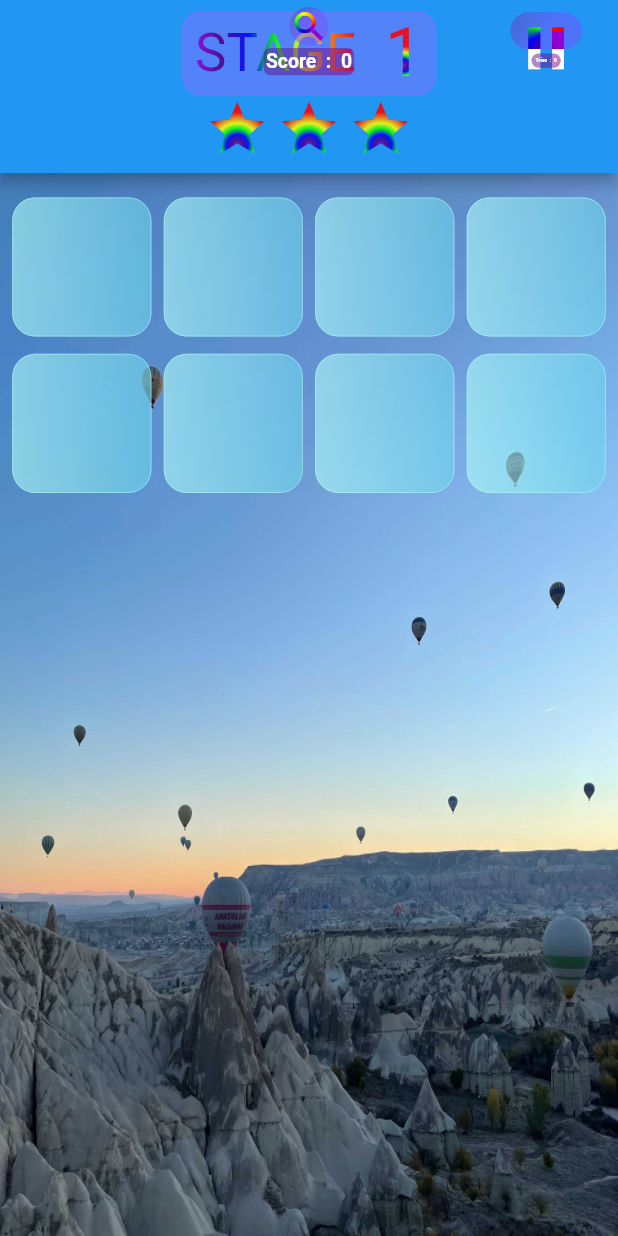
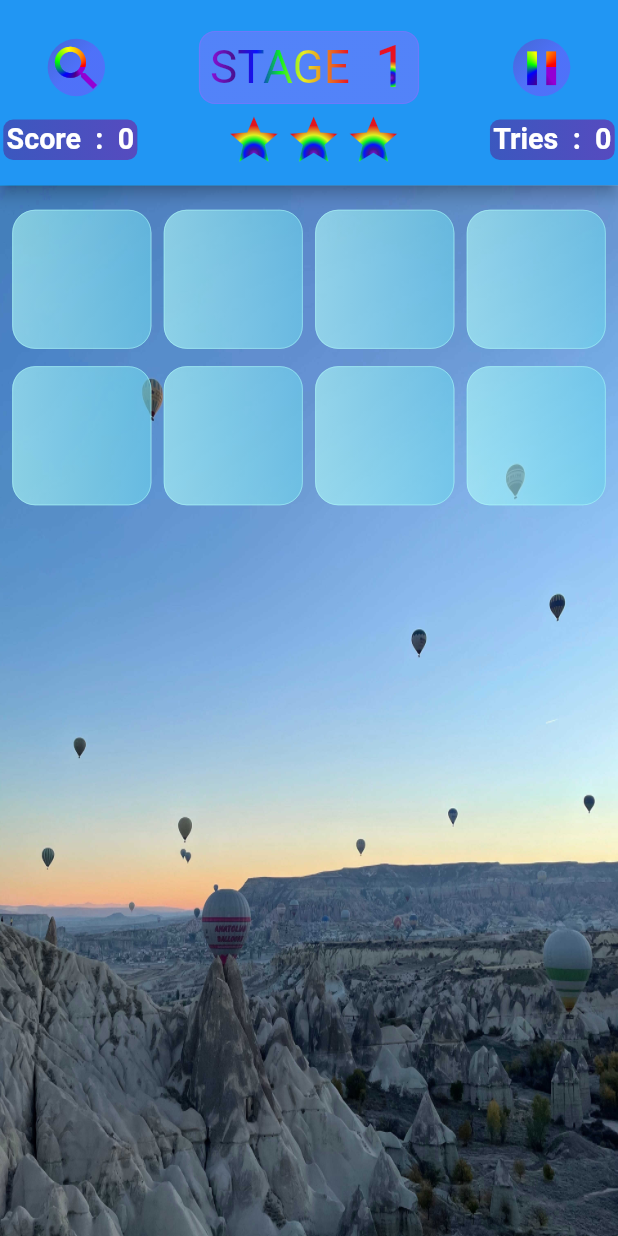
Before and after one commit to yuksel-root/flutter_memory_game, a Flutter app: the screen it shows after launch, on a phone screen of 412 x 824 dp. Run offline on Flutter 3.47's test engine with Material 2 defaults, Android fonts, the phone set to English and light mode, and no system bars.

Commit message:
update appBar widgets in gameView

```diff
--- a/lib/view/game_view.dart
+++ b/lib/view/game_view.dart
@@ -30,7 +30,7 @@ class _GameViewState extends State<GameView> {
     return Scaffold(
         backgroundColor: const Color(0xFFe55870),
         appBar: CustomAppBar(
-          dynamicPreferredSize: context.dynamicHeight(0.14),
+          dynamicPreferredSize: context.dynamicHeight(0.15),
           appBar: gameAppBarWidget(context, readGameView),
         ),
         body: Center(
@@ -61,84 +61,60 @@ class _GameViewState extends State<GameView> {
 
   AppBar gameAppBarWidget(BuildContext context, GameViewModel readGameView) {
     return AppBar(
-      flexibleSpace: centerAppBarWidgets(context),
-      actions: [actionsAppBarWidgets(readGameView, context)],
-      leading: leadingAppBarWidgets(readGameView, context),
-      leadingWidth: context.dynamicWidth(2),
+      flexibleSpace: centerAppBarWidgets(context, readGameView),
     );
   }
 
-  SizedBox actionsAppBarWidgets(
-      GameViewModel readGameView, BuildContext context) {
-    return SizedBox(
+  FittedBox centerAppBarWidgets(BuildContext context, readGameView) {
+    return FittedBox(
       child: Padding(
-        padding: EdgeInsets.all(
-            context.dynamicHeight(0.004) * context.dynamicWidth(0.006)),
+        padding: EdgeInsets.only(top: context.dynamicHeight(0.014)),
         child: Column(
+          mainAxisAlignment: MainAxisAlignment.spaceAround,
+          crossAxisAlignment: CrossAxisAlignment.center,
           children: [
-            Expanded(
-                flex: 5, child: elevatedBtnPauseWidget(readGameView, context)),
-            Expanded(
-                flex: 3,
-                child: ScoreBoard(
-                    title: "Tries", info: readGameView.getTries.toString())),
+            Wrap(
+              alignment: WrapAlignment.spaceEvenly,
+              crossAxisAlignment: WrapCrossAlignment.center,
+              spacing: context.dynamicWidth(0.15),
+              children: [
+                elevatedBtnPeekCards(readGameView, context),
+                gameLevelWidget(),
+                elevatedBtnPauseWidget(readGameView, context),
+              ],
+            ),
+            SizedBox(
+              height: context.dynamicHeight(0.007),
+            ),
+            FittedBox(
+              child: Wrap(
+                alignment: WrapAlignment.spaceEvenly,
+                crossAxisAlignment: WrapCrossAlignment.center,
+                spacing: context.dynamicWidth(0.17),
+                children: [
+                  ScoreBoard(
+                      title: "Score", info: readGameView.getScore.toString()),
+                  gradientThreeStarXd(),
+                  ScoreBoard(
+                      title: "Tries", info: readGameView.getTries.toString())
+                ],
+              ),
+            ),
           ],
         ),
       ),
     );
   }
 
-  FittedBox leadingAppBarWidgets(
-      GameViewModel readGameView, BuildContext context) {
-    return FittedBox(
-      child: Padding(
-        padding: EdgeInsets.all(
-            context.dynamicHeight(0.004) * context.dynamicWidth(0.006)),
-        child: Column(
-          children: [
-            FittedBox(
-              child: elevatedBtnPeekCards(readGameView, context),
-            ),
-            FittedBox(
-                child: ScoreBoard(
-                    title: "Score", info: readGameView.getScore.toString())),
-          ],
-        ),
-      ),
-    );
-  }
-
-  FittedBox centerAppBarWidgets(BuildContext context) {
-    return FittedBox(
-      child: Padding(
-        padding: EdgeInsets.all(
-            context.dynamicHeight(0.004) * context.dynamicWidth(0.006)),
-        child: Column(
-          crossAxisAlignment: CrossAxisAlignment.center,
-          mainAxisAlignment: MainAxisAlignment.center,
-          children: [
-            FittedBox(
-              child: gameLevelWidget(),
-            ),
-            SizedBox(
-              width: context.dynamicWidth(0.04),
-            ),
-            Row(
-              children: [
-                gradientStarWidget(),
-                SizedBox(
-                  width: context.dynamicWidth(0.01),
-                ),
-                gradientStarWidget(),
-                SizedBox(
-                  width: context.dynamicWidth(0.01),
-                ),
-                gradientStarWidget(),
-              ],
-            ),
-          ],
-        ),
-      ),
+  Wrap gradientThreeStarXd() {
+    return Wrap(
+      alignment: WrapAlignment.spaceEvenly,
+      spacing: 2,
+      children: [
+        gradientStarWidget(),
+        gradientStarWidget(),
+        gradientStarWidget(),
+      ],
     );
   }
 
```
